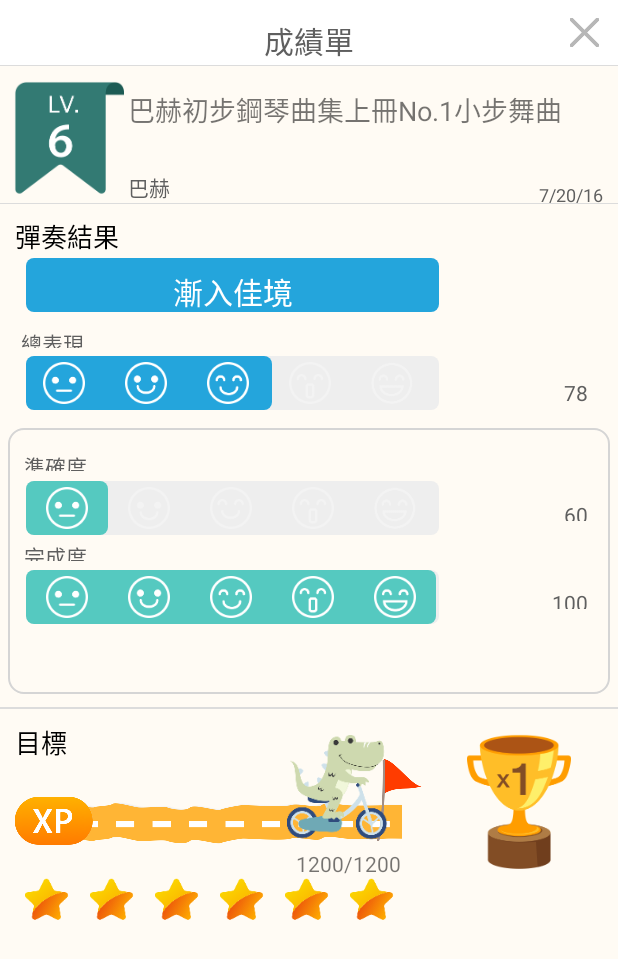
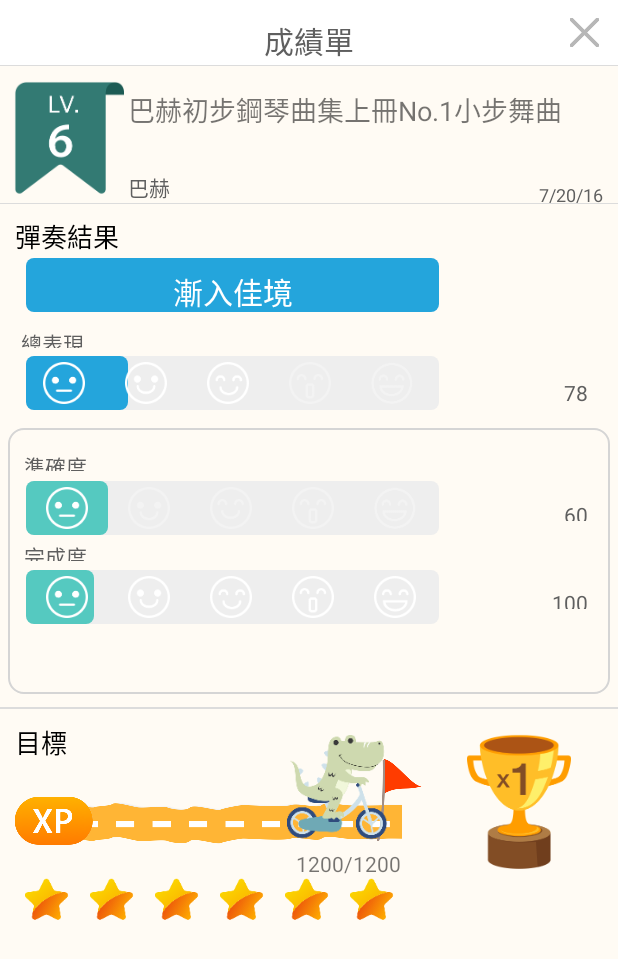
Before and after one commit to SuperPolowu/EMEL_Android_PRView, an Android app: the screen it shows after launch (PractionResultView), after a tap on "GO TO PRACTIONRESULTVIEW", on a phone screen of 412 x 824 dp. Shown: the top 959 px of the screen. Run offline under Robolectric (Android 15) with nearby library versions, the phone set to English and light mode, and no system bars; our stand-ins replace ButterKnife.

Commit message:
新增進度條動畫

```diff
--- a/app/src/main/java/com/example/polo/practionresulttest/MainActivity.java
+++ b/app/src/main/java/com/example/polo/practionresulttest/MainActivity.java
@@ -31,6 +31,6 @@ public class MainActivity extends AppCompatActivity {
         intent.putExtra("score_Title", "巴赫初步鋼琴曲集上冊No.1小步舞曲");
         intent.putExtra("composer", "巴赫");
         startActivity(intent);
-        finish();
+//        finish();
     }
 }
--- a/app/src/main/java/com/example/polo/practionresulttest/PractionResultView.java
+++ b/app/src/main/java/com/example/polo/practionresulttest/PractionResultView.java
@@ -11,7 +11,8 @@ import android.widget.TextView;
 import android.util.Log;
 import android.widget.ImageView;
 import java.util.Date;
-
+import android.view.animation.Animation;
+import android.view.animation.Transformation;
 import android.os.Bundle;
 import android.widget.FrameLayout;
 
@@ -74,7 +75,7 @@ public class PractionResultView extends AppCompatActivity {
 
     @OnClick(R.id.btn_Close)
     void onButtonClick() {
-
+        finish();
     }
     private void setPractionResult(int p_Star) {
 
@@ -83,12 +84,15 @@ public class PractionResultView extends AppCompatActivity {
         ((TextView)findViewById(R.id.lb_Score_Title)).setText(intent.getStringExtra("score_Title"));
         ((TextView)findViewById(R.id.lb_Composer)).setText(intent.getStringExtra("composer"));
         setTime();
-        setAverage();
-        setAccuracy();
-        setCompletion();
+
+
         setXP(p_Star);
         setStarImage(p_Star,scoreLevelStars[level]);
 
+        setAccuracy();
+        setCompletion();
+
+        setAverage();
     }
     private  void setTime(){
 
@@ -156,7 +160,17 @@ public class PractionResultView extends AppCompatActivity {
         FrameLayout.LayoutParams progress_Bg_Params = (FrameLayout.LayoutParams)progress_Bg.getLayoutParams();
         FrameLayout.LayoutParams progress_Params = (FrameLayout.LayoutParams)progress.getLayoutParams();
 
-        progress_Params.width=(progress_Bg_Params.width/5)*(int)score;
+//        progress_Params.width=(progress_Bg_Params.width/5)*(int)score;
+
+
+        ResizeWidthAnimation anim = new ResizeWidthAnimation(progress, (progress_Bg_Params.width/5)*(int)score);
+        anim.setDuration(500*(int)score);
+        progress.startAnimation(anim);
+
+
+
+
+
         for (int i = 1; i <= 5 ; i++) {
             Log.v("tag",String.valueOf(i+tag));
             int resId = getResources().getIdentifier("face_" + (i+tag), "id", getPackageName());
@@ -226,4 +240,27 @@ public class PractionResultView extends AppCompatActivity {
         }
 
     }
+    //改變寬度的動畫效果
+    public class ResizeWidthAnimation extends Animation {
+        private int mWidth;
+        private int mStartWidth;
+        private View mView;
+
+        public ResizeWidthAnimation(View view, int width) {
+            mView = view;
+            mWidth = width;
+            mStartWidth = view.getWidth();
+        }
+
+        @Override
+        protected void applyTransformation(float interpolatedTime, Transformation t) {
+            mView.getLayoutParams().width = mStartWidth + (int) ((mWidth - mStartWidth) * interpolatedTime);
+            mView.requestLayout();
+        }
+
+        @Override
+        public boolean willChangeBounds() {
+            return true;
+        }
+    }
 }
--- a/app/src/main/res/layout/activity_praction_result_view.xml
+++ b/app/src/main/res/layout/activity_praction_result_view.xml
@@ -153,7 +153,7 @@
                     //進度條色塊
                     <ImageView xmlns:android="http://schemas.android.com/apk/res/android"    xmlns:tools="http://schemas.android.com/tools"
                         android:id="@+id/progress1"
-                        android:layout_width="100dp"
+                        android:layout_width="0dp"
                         android:layout_height="match_parent"
                         android:layout_marginLeft="17dp"
                         android:background="@drawable/pr_progress_blue_shape"
@@ -264,7 +264,7 @@
                         //進度條色塊
                         <ImageView xmlns:android="http://schemas.android.com/apk/res/android"    xmlns:tools="http://schemas.android.com/tools"
                             android:id="@+id/progress11"
-                            android:layout_width="100dp"
+                            android:layout_width="0dp"
                             android:layout_height="match_parent"
                             android:scaleType="centerCrop"
                             android:layout_marginLeft="7dp"
@@ -365,7 +365,7 @@
                         //進度條色塊
                         <ImageView xmlns:android="http://schemas.android.com/apk/res/android"    xmlns:tools="http://schemas.android.com/tools"
                             android:id="@+id/progress21"
-                            android:layout_width="100dp"
+                            android:layout_width="0dp"
                             android:layout_height="match_parent"
                             android:scaleType="centerCrop"
                             android:layout_marginLeft="7dp"
```
Also changed, not shown: app/src/main/res/drawable/character_progress_animation.xml (added, +16 -0 lines).
